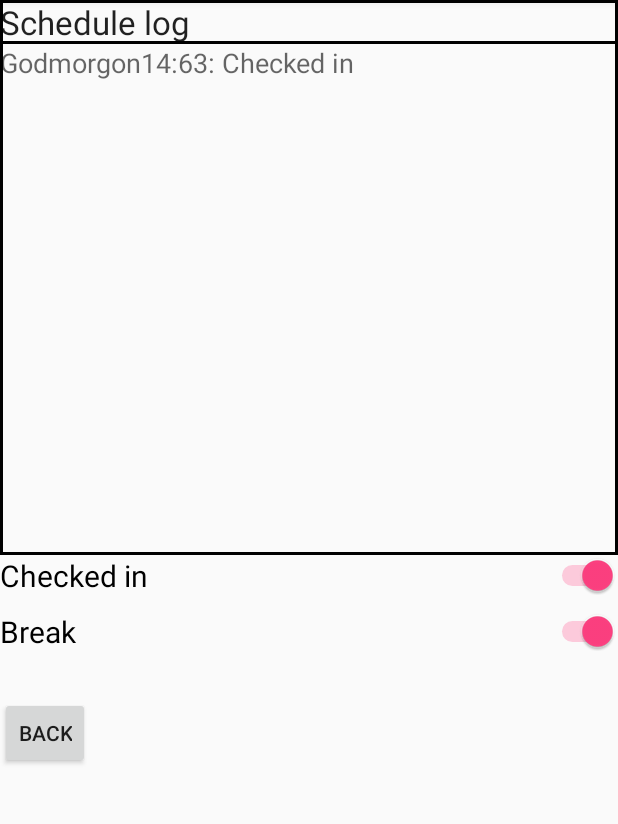
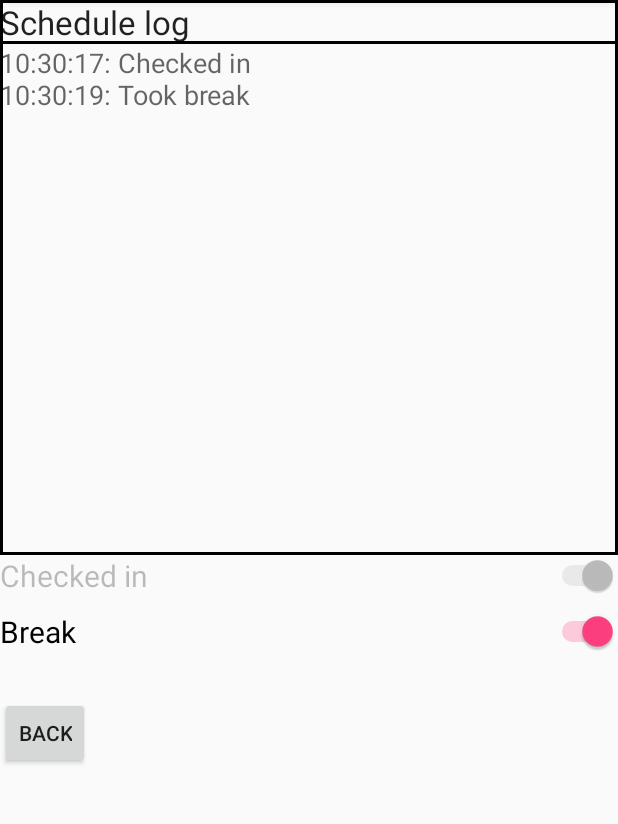
Before and after one commit to Stigland/TIG164-bearded-dragon, an Android app: the CheckInActivity screen opened directly, with no data from a screen before it, after a tap on "Break", on a phone screen of 412 x 824 dp, the part 84-908 px from its top. Run offline under Robolectric (Android 15) with nearby library versions, the phone set to English and light mode, and no system bars; 1 other tap on this screen came first.

Commit message:
Check in now displaying timestamps correctly

```diff
--- a/app/src/main/java/com/example/leand/tig164_beardeddragon/CheckIn/CheckInActivity.java
+++ b/app/src/main/java/com/example/leand/tig164_beardeddragon/CheckIn/CheckInActivity.java
@@ -7,23 +7,19 @@ import android.content.Intent;
 import android.widget.Button;
 import android.widget.Switch;
 import android.widget.TextView;
-
 import java.util.Objects;
-
-import com.example.leand.tig164_beardeddragon.CheckInTime;
+import com.example.leand.tig164_beardeddragon.CheckIn.CheckInTime;
 import com.example.leand.tig164_beardeddragon.MainActivity;
 import com.example.leand.tig164_beardeddragon.R;
 
 /**
  * Created by leand on 2016-05-03.
  */
-public class CheckInActivity extends AppCompatActivity {
+public class CheckInActivity extends AppCompatActivity{
 
     private Button openMainBtn;
     private Switch checkInSW;
     private Switch takeBreakSW;
-    private CheckInTime checkIn;
-    private String timeStamp;
     private boolean btnChecker;
     private TextView checkInLogTV;
 
@@ -33,7 +29,7 @@ public class CheckInActivity extends AppCompatActivity {
         public void onClick(View v) {
             Intent i = new Intent(getBaseContext(), MainActivity.class);
             startActivity(i);
-            finish();
+            //finish();
         }
     };
 
@@ -41,24 +37,17 @@ public class CheckInActivity extends AppCompatActivity {
     View.OnClickListener checkInOnClickListener = new View.OnClickListener() {
         @Override
         public void onClick(View v) {
-            // Elementary GUI functionality
-            long currentTime = System.currentTimeMillis();
             btnChecker = checkInSW.isChecked();
-            checkIn = new CheckInTime("Godmorgon");
             if(btnChecker){
                 takeBreakSW.setEnabled(true);
-                // checkIn.setCheckInTime(currentTime);
-                checkInLogTV.setText(checkIn.addToLogString(checkIn.getTimeString(true)));
-                // Add method showActivityInCheckInTF()
+                checkInLogTV.setText(CheckInTime.addToLogString(
+                                     CheckInTime.getFineAssTime(true, true)));
             }else{
                 takeBreakSW.setChecked(false);
                 takeBreakSW.setEnabled(false);
-                checkInLogTV.setText(checkIn.addToLogString(checkIn.getTimeString(false)));
-                //checkIn.setCheckOutTime(currentTime);
+                checkInLogTV.setText(CheckInTime.addToLogString(
+                                     CheckInTime.getFineAssTime(true, false)));
             }
-
-            // Add functionality for timestamps
-
         }
     };
 
@@ -66,13 +55,25 @@ public class CheckInActivity extends AppCompatActivity {
     View.OnClickListener takeBreakOnClickListener = new View.OnClickListener() {
         @Override
         public void onClick(View v) {
-            //Note time, use db-affecting method in control, and show in textfield
+            btnChecker = takeBreakSW.isChecked();
+            if(btnChecker){
+                checkInSW.setEnabled(false);
+                checkInLogTV.setText(CheckInTime.addToLogString(
+                                     CheckInTime.getFineAssTime(false, true)));
+            }else{
+                checkInSW.setEnabled(true);
+                checkInLogTV.setText(CheckInTime.addToLogString(
+                                     CheckInTime.getFineAssTime(false, false)));
+            }
         }
     };
 
     protected void onCreate(Bundle savedInstanceState) {
         super.onCreate(savedInstanceState);
         setContentView(R.layout.activity_check_in);
+
+        checkInLogTV = (TextView) findViewById(R.id.check_in_log_tv);
+        checkInLogTV.setText(CheckInTime.getLogString());
 
         // Connects back button to xml and assigns listener
         openMainBtn = (Button) findViewById(R.id.check_in_btn_to_main);
@@ -89,7 +90,5 @@ public class CheckInActivity extends AppCompatActivity {
         //takeBreakSW.setEnabled(false);
         assert takeBreakSW != null;
         takeBreakSW.setOnClickListener(takeBreakOnClickListener);
-
-        checkInLogTV = (TextView) findViewById(R.id.check_in_log_tv);
     }
 }
--- a/app/src/main/java/com/example/leand/tig164_beardeddragon/CheckIn/CheckInTime.java
+++ b/app/src/main/java/com/example/leand/tig164_beardeddragon/CheckIn/CheckInTime.java
@@ -1,45 +1,76 @@
 package com.example.leand.tig164_beardeddragon.CheckIn;
 
-import android.os.Bundle;
-import android.support.v7.app.AppCompatActivity;
-import android.view.*;
-import android.content.Intent;
-import android.widget.Button;
-import android.widget.Switch;
+import java.util.Calendar;
+import java.util.GregorianCalendar;
+import java.util.TimeZone;
 
 /**
  * Created by anton on 2016-05-05.
  */
 
-public class CheckInTime{
+public class CheckInTime {
 
-    public String logString;
+    private static String logString;
+    private static Calendar rightNow;
 
-    public CheckInTime(String s){
-        logString = s;
+    public static String addToLogString(String s) {
+        if (logString == null) {
+            logString = "";
+        }
+        return logString = logString + s;
     }
 
-    public String addToLogString(String s){
-        return logString + s;
+    public static String getLogString(){
+        if (logString == null) {
+            logString = "";
+        }
+        return logString;
     }
 
-    public void setCheckInTime(long currentTime){
-        // add code for database editing
+    public static void clearLogString(){
+        logString = "";
+    }
+
+    /*public void setCheckInTime(long currentTime){
+        // TODO add code for database editing
     }
 
     public void setCheckOutTime(long currentTime){
-        // add code for database editing
-    }
+        // TODO add code for database editing
+    }*/
 
-    public String getTimeString(boolean inOrOut) {
-        long currentTime = System.currentTimeMillis();
-        String parsedTimeStamp = String.valueOf(currentTime);
-        String firstTimeStamp = parsedTimeStamp.substring(0, 2);
-        String secondTimeStamp = parsedTimeStamp.substring(2, 4);
-        if(inOrOut) {
-            return firstTimeStamp + ":" + secondTimeStamp + ": Checked in\n";
+    public static String getFineAssTime(boolean checkOrBreak, boolean inOrOut){
+
+        rightNow = new GregorianCalendar(TimeZone.getDefault());
+        rightNow.setTimeInMillis(System.currentTimeMillis());
+
+        int[] rawTime     = {rightNow.get(Calendar.HOUR), rightNow.get(Calendar.MINUTE),
+                            rightNow.get(Calendar.SECOND)};
+        String[] fineTime = new String[3];
+        int s = 0;
+
+        for(int i: rawTime){
+            if (i < 10){
+                fineTime[s] = "0" + i + ":";
+                s++;
+            }else{
+                fineTime[s] = i + ":";
+                s++;
+            }
+        }
+
+        if(checkOrBreak){
+            if(inOrOut){
+                return fineTime[0] + fineTime[1] + fineTime[2] + " Checked in\n";
+            }else{
+                return fineTime[0] + fineTime[1] + fineTime[2] + " Checked out\n";
+            }
         }else{
-            return firstTimeStamp + ":" + secondTimeStamp + ": Checked out\n";
+            if(inOrOut){
+                return fineTime[0] + fineTime[1] + fineTime[2] + " Took break\n";
+            }else{
+                return fineTime[0] + fineTime[1] + fineTime[2] + " Back from break\n";
+            }
         }
     }
 }
--- a/app/src/main/res/layout/activity_check_in.xml
+++ b/app/src/main/res/layout/activity_check_in.xml
@@ -29,10 +29,10 @@
                 android:layout_width="match_parent"
                 android:layout_height="wrap_content"
                 android:textAppearance="?android:attr/textAppearanceMedium"
-                android:text="07:57: Checked in "
                 android:id="@+id/check_in_log_tv"
                 android:clickable="false"
-                android:focusable="false" />
+                android:focusable="false"
+                android:singleLine="false" />
         </ScrollView>
     </LinearLayout>
 
```
